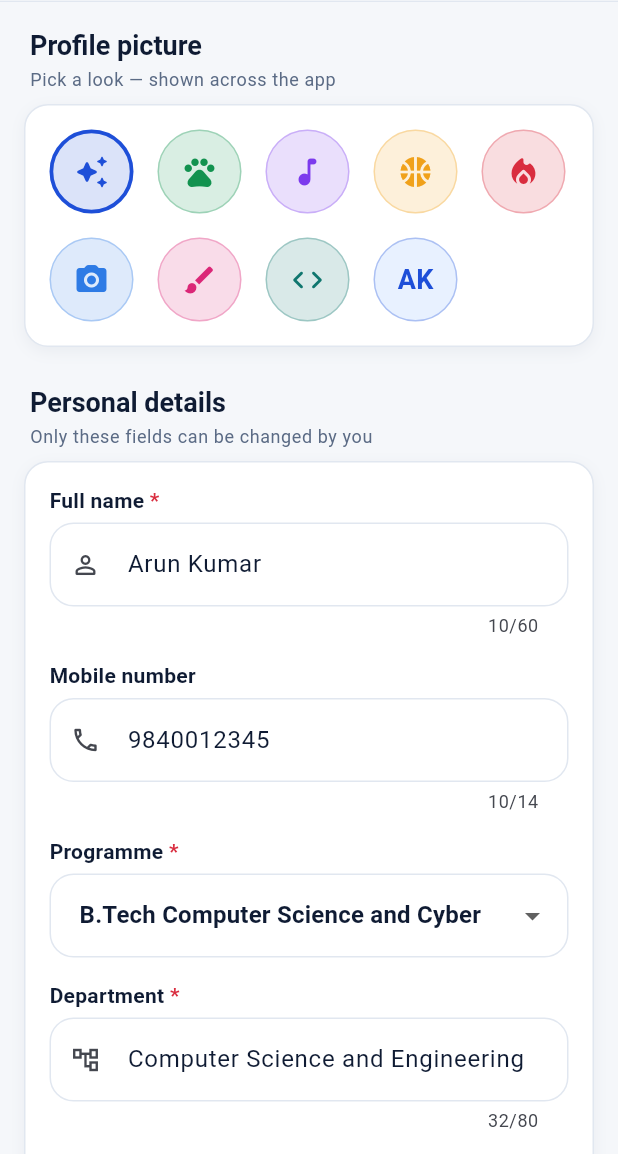
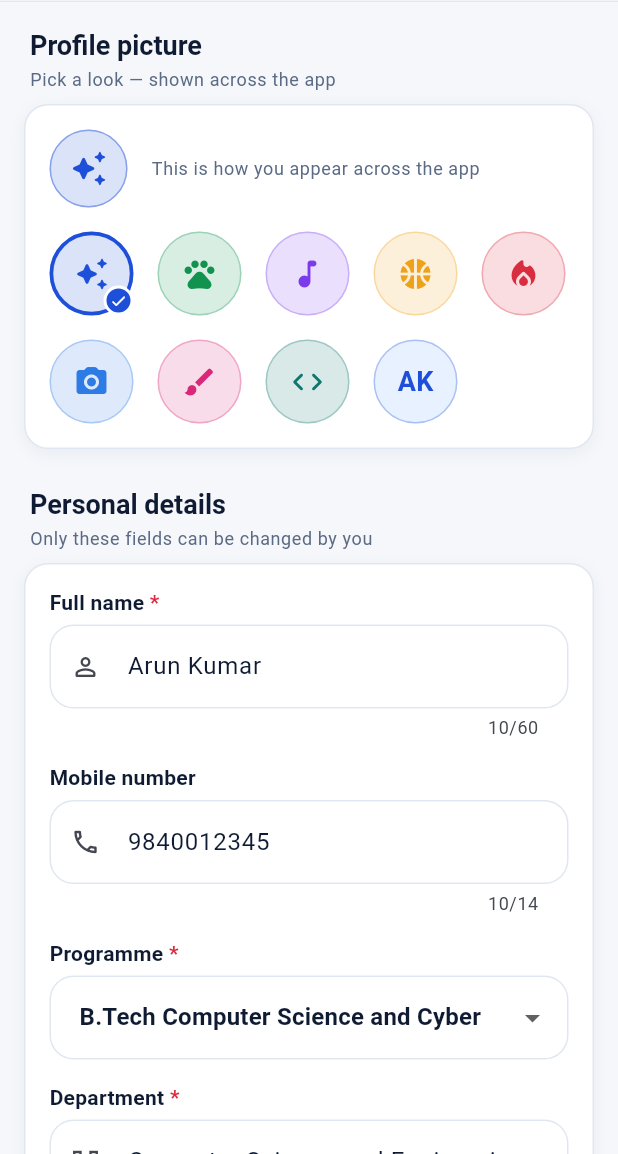
Before and after one commit to Muraripothuru/-Avit-campus-plus, a Flutter app: the EditProfileScreen screen opened by its route, after a tap on the "auto awesome" icon, on a phone screen of 412 x 824 dp, the part 82-1236 px from its top. Run offline on Flutter 3.47's test engine with Material 3 defaults, Android fonts, the phone set to English and light mode, and no system bars; our stand-ins replace connectivity_plus, flutter_secure_storage, local_auth, qr_flutter; missing offline and left inert: mobile_scanner; accounts and stored records are empty.

Commit message:
fix: rebuild screens on app state changes and show the chosen avatar everywhere

```diff
--- a/lib/app/app_scope.dart
+++ b/lib/app/app_scope.dart
@@ -24,6 +24,10 @@ class AppScope extends InheritedWidget {
   /// Non-listening read for callbacks that only need the repositories.
   static AppDependencies depsOf(BuildContext context) => of(context).state.deps;
 
+  /// Screens hold on to values read during build (the signed-in user, say), so
+  /// every rebuild of [AppScope] — which only happens when [AppState] notifies
+  /// — has to reach them. Comparing the [state] instance would always be false
+  /// because it is the same object for the life of the app.
   @override
-  bool updateShouldNotify(AppScope oldWidget) => oldWidget.state != state;
+  bool updateShouldNotify(AppScope oldWidget) => true;
 }
--- a/lib/features/profile/edit_profile_screen.dart
+++ b/lib/features/profile/edit_profile_screen.dart
@@ -135,6 +135,11 @@ class _EditProfileScreenState extends State<EditProfileScreen> {
       return const Scaffold(body: LoadingList(itemCount: 5));
     }
 
+    final TextTheme text = Theme.of(context).textTheme;
+    final AppUser preview = user.copyWith(
+      avatarUrl: _avatarIndex == null ? '' : avatarValueFor(_avatarIndex!),
+    );
+
     return Scaffold(
       appBar: const AVITAppBar(title: 'Edit profile', subtitle: 'Your details'),
       body: AVITRefresh(
@@ -149,7 +154,27 @@ class _EditProfileScreenState extends State<EditProfileScreen> {
                 subtitle: 'Pick a look — shown across the app',
               ),
               AVITCard(
-                child: Wrap(
+                child: Column(
+                  crossAxisAlignment: CrossAxisAlignment.start,
+                  children: <Widget>[
+                    Row(
+                      children: <Widget>[
+                        AVITAvatar(user: preview, radius: 26),
+                        const SizedBox(width: AppSpacing.md),
+                        Expanded(
+                          child: Text(
+                            _avatarIndex == null
+                                ? 'Your initials until you pick a picture'
+                                : 'This is how you appear across the app',
+                            style: text.bodySmall?.copyWith(
+                              color: AppColors.textSecondary,
+                            ),
+                          ),
+                        ),
+                      ],
+                    ),
+                    const SizedBox(height: AppSpacing.md),
+                    Wrap(
                       spacing: AppSpacing.md,
                       runSpacing: AppSpacing.md,
                       children: <Widget>[
@@ -163,6 +188,8 @@ class _EditProfileScreenState extends State<EditProfileScreen> {
                           selected: _avatarIndex == null,
                           label: user.fullName,
                           onTap: () => setState(() => _avatarIndex = null),
+                        ),
+                      ],
                     ),
                   ],
                 ),
@@ -329,7 +356,10 @@ class _AvatarChoice extends StatelessWidget {
     return InkWell(
       onTap: onTap,
       borderRadius: AppRadius.pillShape,
-      child: Container(
+      child: Stack(
+        clipBehavior: Clip.none,
+        children: <Widget>[
+          Container(
             width: 56,
             height: 56,
             decoration: BoxDecoration(
@@ -342,6 +372,27 @@ class _AvatarChoice extends StatelessWidget {
             ),
             alignment: Alignment.center,
             child: Icon(preset.icon, color: preset.color, size: 24),
+          ),
+          if (selected)
+            Positioned(
+              right: 0,
+              bottom: 0,
+              child: Container(
+                width: 20,
+                height: 20,
+                decoration: BoxDecoration(
+                  color: preset.color,
+                  shape: BoxShape.circle,
+                  border: Border.all(color: AppColors.white, width: 2),
+                ),
+                child: const Icon(
+                  Icons.check_rounded,
+                  size: 12,
+                  color: AppColors.white,
+                ),
+              ),
+            ),
+        ],
       ),
     );
   }
```
Also changed, not shown: lib/features/dashboard/dashboard_screen.dart (+13 -4 lines), lib/main.dart (+7 -5 lines), lib/navigation/app_shell.dart (+7 -2 lines), lib/widgets/avit_drawer.dart (+7 -6 lines), 1 other file. Lines whose indentation alone changed are shown as unchanged.
